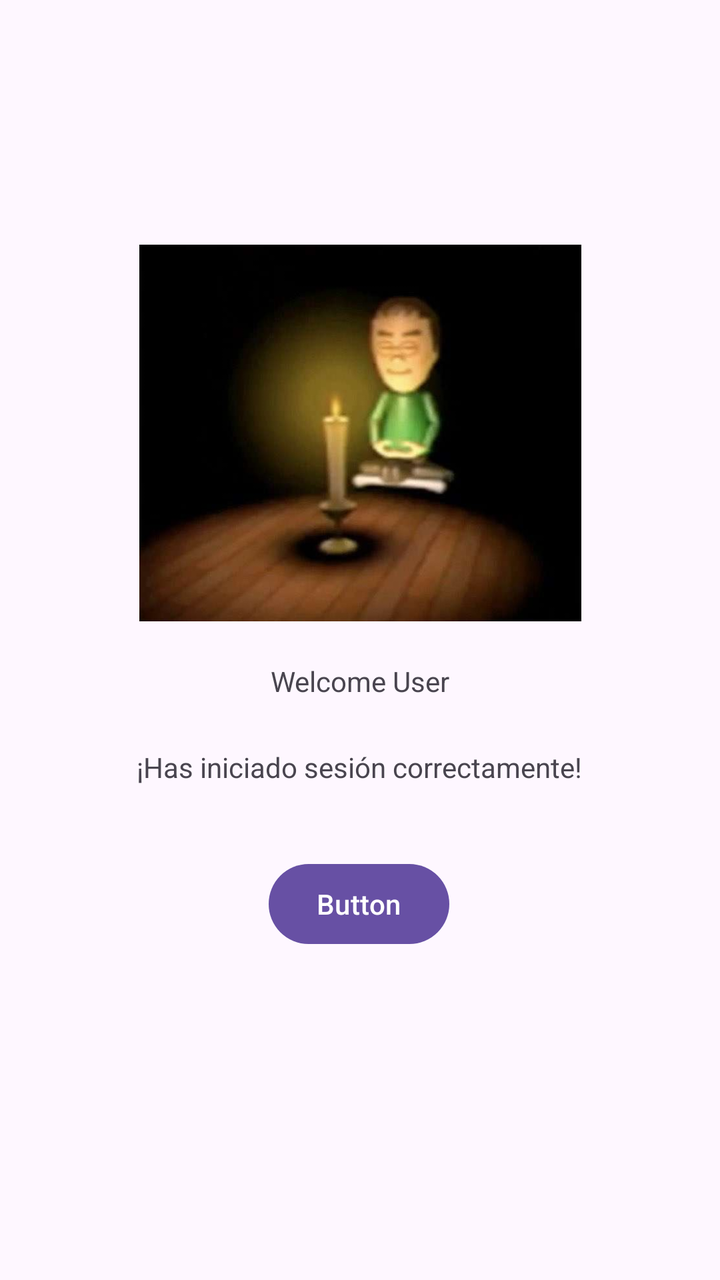
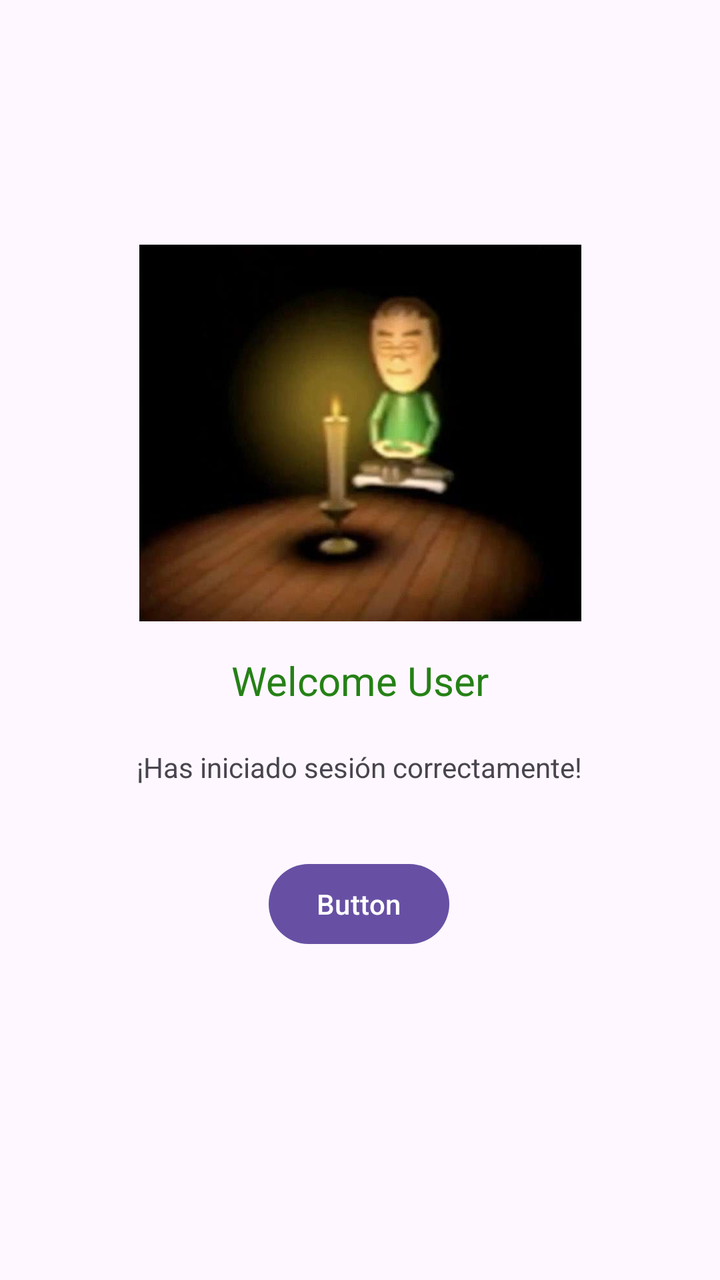

Before-and-after screenshots of an Android layout around one commit, followed by the original layout XML and the change that was made.
<!-- AndroidManifest.xml: application theme Theme.LoginXML -->
<!-- res/layout/activity_welcome.xml -->
<?xml version="1.0" encoding="utf-8"?>
<androidx.constraintlayout.widget.ConstraintLayout xmlns:android="http://schemas.android.com/apk/res/android"
    xmlns:app="http://schemas.android.com/apk/res-auto"
    xmlns:tools="http://schemas.android.com/tools"
    android:id="@+id/main"
    android:layout_width="match_parent"
    android:layout_height="match_parent"
    tools:context=".WelcomeActivity">

    <TextView
        android:id="@+id/textView5"
        android:layout_width="wrap_content"
        android:layout_height="wrap_content"
        android:text="¡Has iniciado sesión correctamente!"
        app:layout_constraintBottom_toBottomOf="parent"
        app:layout_constraintEnd_toEndOf="parent"
        app:layout_constraintHorizontal_bias="0.497"
        app:layout_constraintStart_toStartOf="parent"
        app:layout_constraintTop_toTopOf="parent"
        app:layout_constraintVertical_bias="0.602" />

    <Button
        android:id="@+id/button2"
        android:layout_width="wrap_content"
        android:layout_height="wrap_content"
        android:text="Button"
        app:layout_constraintBottom_toBottomOf="parent"
        app:layout_constraintEnd_toEndOf="parent"
        app:layout_constraintHorizontal_bias="0.498"
        app:layout_constraintStart_toStartOf="parent"
        app:layout_constraintTop_toTopOf="parent"
        app:layout_constraintVertical_bias="0.723" />

    <TextView
        android:id="@+id/textView4"
        android:layout_width="wrap_content"
        android:layout_height="wrap_content"
        android:text="Welcome User"
        app:layout_constraintBottom_toBottomOf="parent"
        app:layout_constraintEnd_toEndOf="parent"
        app:layout_constraintStart_toStartOf="parent"
        app:layout_constraintTop_toTopOf="parent"
        app:layout_constraintVertical_bias="0.533" />

    <ImageView
        android:id="@+id/imageView2"
        android:layout_width="221dp"
        android:layout_height="287dp"
        app:layout_constraintBottom_toBottomOf="parent"
        app:layout_constraintEnd_toEndOf="parent"
        app:layout_constraintStart_toStartOf="parent"
        app:layout_constraintTop_toTopOf="parent"
        app:layout_constraintVertical_bias="0.207"
        app:srcCompat="@drawable/mii" />

</androidx.constraintlayout.widget.ConstraintLayout>
<!-- resources referenced by this layout -->
<resources>
  <!-- drawable mii: png bitmap (drawable-mdpi, 13754 bytes) -->
  <style name="Theme.LoginXML" parent="Base.Theme.LoginXML" />
  <style name="Base.Theme.LoginXML" parent="Theme.Material3.DayNight.NoActionBar">
          
          
      </style>
</resources>

<!-- the commit's change to res/layout/activity_welcome.xml (unified diff, before → after) -->
@@ -36,6 +36,8 @@
         android:layout_width="wrap_content"
         android:layout_height="wrap_content"
         android:text="Welcome User"
+        android:textColor="#258116"
+        android:textSize="20sp"
         app:layout_constraintBottom_toBottomOf="parent"
         app:layout_constraintEnd_toEndOf="parent"
         app:layout_constraintStart_toStartOf="parent"
